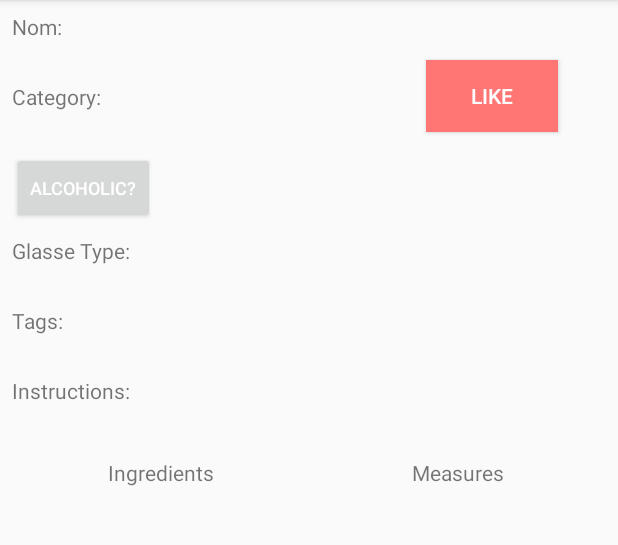
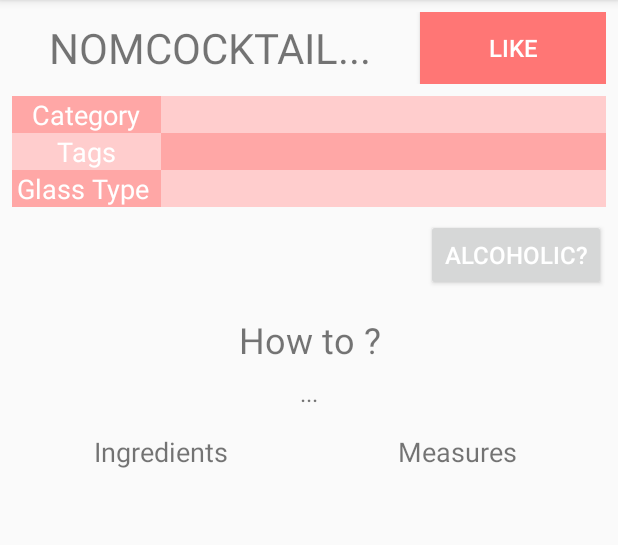
Before and after one commit to mathieucollet/cooktail, an Android app: the DetailsCocktail screen opened directly, with no data from a screen before it, on a phone screen of 412 x 824 dp, the part 84-629 px from its top. Run offline under Robolectric (Android 15) with nearby library versions, the phone set to English and light mode, and no system bars; our stand-ins replace Volley; network calls fail.

Commit message:
add 2 colours matching  ;  increase textSizes  ;  drastically change layout  ;  not showing "null" anymore if tags are emplty

```diff
--- a/app/src/main/java/fr/cooktail/DetailsCocktail.java
+++ b/app/src/main/java/fr/cooktail/DetailsCocktail.java
@@ -153,14 +153,14 @@ public class DetailsCocktail extends AppCompatActivity  {
                         theDrink.setMeasures(measures);
                     }
                     TV_contentName.setText(String.valueOf(theDrink.strDrink));
-                    TV_contentCategory.setText(theDrink.strCategory);
+                    TV_contentCategory.setText(" "+ theDrink.strCategory);
                     Bt_alcoholic.setText(theDrink.strAlcoholic);
                     Log.d("persoLog", "DetailsCocktail : "+ theDrink.strAlcoholic.toLowerCase());
                     if (theDrink.strAlcoholic.toLowerCase().equals("alcoholic"))
                             Bt_alcoholic.setBackgroundColor(getResources().getColor(R.color.colorPrimaryDark));
                     else    Bt_alcoholic.setBackgroundColor(getResources().getColor(R.color.colorAccent));
-                    TV_contentGlassType.setText(theDrink.strGlass);
-                    if (theDrink.strTags != "null")  TV_contentTags.setText(theDrink.strTags);
+                    TV_contentGlassType.setText(" "+ theDrink.strGlass);
+                    if (theDrink.strTags != "null")  TV_contentTags.setText(" "+ theDrink.strTags);
                     TV_contentInstructions.setText(theDrink.strInstructions);
 
 
--- a/app/src/main/res/layout/details_layout.xml
+++ b/app/src/main/res/layout/details_layout.xml
@@ -6,100 +6,179 @@
     android:layout_height="match_parent">
 
 
-
-    <TextView
-        android:id="@+id/TV_labelName"
-        android:layout_width="wrap_content"
+    <LinearLayout
+        android:id="@+id/linearLayout2"
+        android:layout_width="match_parent"
         android:layout_height="wrap_content"
         android:layout_marginStart="8dp"
         android:layout_marginTop="8dp"
-        android:text="Nom: "
+        android:layout_marginEnd="8dp"
+        app:layout_constraintEnd_toEndOf="parent"
+        app:layout_constraintHorizontal_bias="50"
         app:layout_constraintStart_toStartOf="parent"
-        app:layout_constraintTop_toTopOf="parent" />
+        app:layout_constraintTop_toTopOf="parent">
 
         <TextView
             android:id="@+id/TV_contentName"
-        android:layout_width="wrap_content"
+            android:layout_width="match_parent"
             android:layout_height="wrap_content"
-        app:layout_constraintStart_toStartOf="@+id/TV_labelName"
-        app:layout_constraintTop_toBottomOf="@+id/TV_labelName" />
+            android:layout_gravity="center"
+            android:layout_weight="1"
+            android:gravity="center"
+            android:text="NOMCOCKTAIL..."
+            android:textSize="28sp" />
+
+        <Button
+            android:id="@+id/BTN_like"
+            android:layout_width="match_parent"
+            android:layout_height="wrap_content"
+            android:layout_gravity="center"
+            android:layout_marginLeft="8dp"
+            android:layout_weight="2"
+            android:background="@color/colorPrimary"
+            android:gravity="center"
+            android:text="Like"
+            android:textAlignment="center"
+            android:textColor="#ffffff"
+            android:textSize="16sp" />
+    </LinearLayout>
+
+    <LinearLayout
+        android:id="@+id/linearLayout3"
+        android:layout_width="0dp"
+        android:layout_height="wrap_content"
+        android:layout_marginStart="8dp"
+        android:layout_marginTop="8dp"
+        android:layout_marginEnd="8dp"
+        app:layout_constraintEnd_toEndOf="parent"
+        app:layout_constraintStart_toStartOf="parent"
+        app:layout_constraintTop_toBottomOf="@+id/linearLayout2">
 
         <TextView
             android:id="@+id/TV_labelCategory"
-        android:layout_width="wrap_content"
+            android:layout_width="match_parent"
             android:layout_height="wrap_content"
-        android:layout_marginTop="8dp"
-        android:text="Category: "
-        app:layout_constraintStart_toStartOf="@+id/TV_labelName"
-        app:layout_constraintTop_toBottomOf="@+id/TV_contentName" />
+            android:layout_weight="3"
+            android:background="@color/colorPrimaryLight"
+            android:gravity="center"
+            android:text="Category"
+            android:textColor="#ffffff"
+            android:textSize="18sp" />
 
         <TextView
             android:id="@+id/TV_contentCategory"
-        android:layout_width="wrap_content"
+            android:layout_width="match_parent"
             android:layout_height="wrap_content"
-        app:layout_constraintStart_toStartOf="@+id/TV_labelCategory"
-        app:layout_constraintTop_toBottomOf="@+id/TV_labelCategory" />
+            android:layout_weight="1"
+            android:background="@color/colorPrimaryLight2"
+            android:text=" "
+            android:textColor="#ffffff"
+            android:textSize="18sp" />
+    </LinearLayout>
+
+    <LinearLayout
+        android:id="@+id/linearLayout4"
+        android:layout_width="match_parent"
+        android:layout_height="wrap_content"
+        android:layout_marginStart="8dp"
+        android:layout_marginEnd="8dp"
+        app:layout_constraintEnd_toEndOf="parent"
+        app:layout_constraintStart_toStartOf="parent"
+        app:layout_constraintTop_toBottomOf="@+id/linearLayout3">
+
+        <TextView
+            android:id="@+id/TV_labelTages"
+            android:layout_width="match_parent"
+            android:layout_height="match_parent"
+            android:layout_weight="3"
+            android:background="@color/colorPrimaryLight2"
+            android:gravity="center"
+            android:text="Tags"
+            android:textColor="#ffffff"
+            android:textSize="18sp" />
+
+        <TextView
+            android:id="@+id/TV_contentTags"
+            android:layout_width="match_parent"
+            android:layout_height="match_parent"
+            android:layout_weight="1"
+            android:background="@color/colorPrimaryLight"
+            android:text=" "
+            android:textColor="#ffffff"
+            android:textSize="18sp" />
+    </LinearLayout>
+
+    <LinearLayout
+        android:id="@+id/linearLayout5"
+        android:layout_width="match_parent"
+        android:layout_height="wrap_content"
+        android:layout_marginStart="8dp"
+        android:layout_marginEnd="8dp"
+        android:layout_weight="3"
+        app:layout_constraintEnd_toEndOf="parent"
+        app:layout_constraintStart_toStartOf="parent"
+        app:layout_constraintTop_toBottomOf="@+id/linearLayout4">
+
+        <TextView
+            android:id="@+id/TV_labelGlassType"
+            android:layout_width="match_parent"
+            android:layout_height="match_parent"
+            android:layout_weight="3"
+            android:background="@color/colorPrimaryLight"
+            android:gravity="center"
+            android:text="Glass Type "
+            android:textColor="#ffffff"
+            android:textSize="18sp" />
+
+        <TextView
+            android:id="@+id/TV_contentGlassType"
+            android:layout_width="match_parent"
+            android:layout_height="match_parent"
+            android:layout_weight="1"
+            android:background="@color/colorPrimaryLight2"
+            android:text=" "
+            android:textColor="#ffffff"
+            android:textSize="18sp" />
+    </LinearLayout>
 
     <Button
         android:id="@+id/Bt_alcoholic"
         android:layout_width="wrap_content"
         android:layout_height="wrap_content"
-        android:layout_marginStart="8dp"
         android:layout_marginTop="8dp"
+        android:layout_marginEnd="8dp"
         android:clickable="false"
         android:text="Alcoholic?"
         android:textColor="#FFFFFF"
-        android:textSize="12sp"
-        app:layout_constraintStart_toStartOf="parent"
-        app:layout_constraintTop_toBottomOf="@+id/TV_contentCategory" />
+        android:textSize="16sp"
+        app:layout_constraintEnd_toEndOf="parent"
+        app:layout_constraintTop_toBottomOf="@+id/linearLayout5" />
 
     <TextView
-        android:id="@+id/TV_labelGlassType"
-        android:layout_width="wrap_content"
+        android:id="@+id/TV_labelInstructions"
+        android:layout_width="match_parent"
         android:layout_height="wrap_content"
-        android:layout_marginTop="8dp"
-        android:text="Glasse Type: "
-        app:layout_constraintStart_toStartOf="@+id/Bt_alcoholic"
+        android:layout_marginStart="8dp"
+        android:layout_marginTop="16dp"
+        android:layout_marginEnd="8dp"
+        android:gravity="center"
+        android:text="How to ?"
+        android:textSize="24sp"
+        app:layout_constraintEnd_toEndOf="parent"
+        app:layout_constraintStart_toStartOf="parent"
         app:layout_constraintTop_toBottomOf="@+id/Bt_alcoholic" />
 
     <TextView
-        android:id="@+id/TV_contentGlassType"
-        android:layout_width="wrap_content"
-        android:layout_height="wrap_content"
-        app:layout_constraintStart_toStartOf="@+id/TV_labelGlassType"
-        app:layout_constraintTop_toBottomOf="@+id/TV_labelGlassType" />
-
-    <TextView
-        android:id="@+id/TV_labelTages"
-        android:layout_width="wrap_content"
-        android:layout_height="wrap_content"
-        android:layout_marginTop="8dp"
-        android:text="Tags: "
-        app:layout_constraintStart_toStartOf="@+id/TV_contentGlassType"
-        app:layout_constraintTop_toBottomOf="@+id/TV_contentGlassType" />
-
-    <TextView
-        android:id="@+id/TV_contentTags"
-        android:layout_width="wrap_content"
-        android:layout_height="wrap_content"
-        app:layout_constraintStart_toStartOf="@+id/TV_labelTages"
-        app:layout_constraintTop_toBottomOf="@+id/TV_labelTages" />
-
-    <TextView
-        android:id="@+id/TV_labelInstructions"
-        android:layout_width="wrap_content"
+        android:id="@+id/TV_contentInstructions"
+        android:layout_width="match_parent"
         android:layout_height="wrap_content"
         android:layout_marginStart="8dp"
         android:layout_marginTop="8dp"
-        android:text="Instructions: "
-        app:layout_constraintStart_toStartOf="parent"
-        app:layout_constraintTop_toBottomOf="@+id/TV_contentTags" />
-
-    <TextView
-        android:id="@+id/TV_contentInstructions"
-        android:layout_width="wrap_content"
-        android:layout_height="wrap_content"
-        android:layout_marginStart="8dp"
+        android:layout_marginEnd="8dp"
+        android:gravity="center"
+        android:text="..."
+        android:textSize="16sp"
+        app:layout_constraintEnd_toEndOf="parent"
         app:layout_constraintStart_toStartOf="parent"
         app:layout_constraintTop_toBottomOf="@+id/TV_labelInstructions" />
 
@@ -123,6 +202,7 @@
             android:layout_weight="1"
             android:gravity="center"
             android:text="Ingredients"
+            android:textSize="18sp"
             tools:listitem="@android:layout/activity_list_item" />
 
         <TextView
@@ -132,6 +212,7 @@
             android:layout_weight="1"
             android:gravity="center"
             android:text="Measures"
+            android:textSize="18sp"
             tools:listitem="@android:layout/activity_list_item" />
     </LinearLayout>
 
@@ -160,24 +241,11 @@
             android:layout_width="match_parent"
             android:layout_height="match_parent"
             android:layout_weight="1"
-            tools:listitem="@android:layout/activity_list_item" >
+            tools:listitem="@android:layout/activity_list_item">
 
         </ListView>
 
     </LinearLayout>
 
-    <Button
-        android:id="@+id/BTN_like"
-        android:layout_width="wrap_content"
-        android:layout_height="wrap_content"
-        android:layout_marginTop="40dp"
-        android:textAlignment="center"
-        android:layout_marginEnd="40dp"
-        android:background="@color/colorPrimary"
-        android:text="Like"
-        android:textColor="#ffffff"
-        app:layout_constraintEnd_toEndOf="parent"
-        app:layout_constraintTop_toTopOf="parent" />
-
 
 </androidx.constraintlayout.widget.ConstraintLayout>
--- a/app/src/main/res/layout/simple_list_item.xml
+++ b/app/src/main/res/layout/simple_list_item.xml
@@ -3,6 +3,7 @@
     android:layout_width="match_parent"
     android:layout_height="match_parent"
     android:gravity="center"
-    android:text="item">
+    android:text="item"
+    android:textSize="16sp">
 
 </TextView>
--- a/app/src/main/res/values/colors.xml
+++ b/app/src/main/res/values/colors.xml
@@ -2,5 +2,7 @@
 <resources>
     <color name="colorPrimary">#ff7675</color>
     <color name="colorPrimaryDark">#d63031</color>
+    <color name="colorPrimaryLight">#FFA7A6</color>
+    <color name="colorPrimaryLight2">#FFCDCD</color>
     <color name="colorAccent">#fdcb6e</color>
 </resources>
```
Lines whose indentation alone changed are shown as unchanged.
